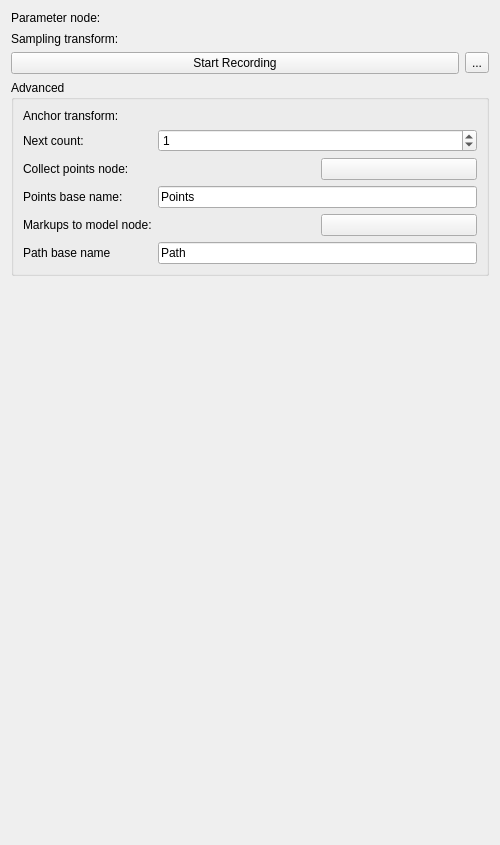
The window that PathReconstruction/Resources/UI/qSlicerPathReconstructionModule.ui (SlicerIGT/SlicerPathReconstruction) describes before a commit, drawn with Qt 5.
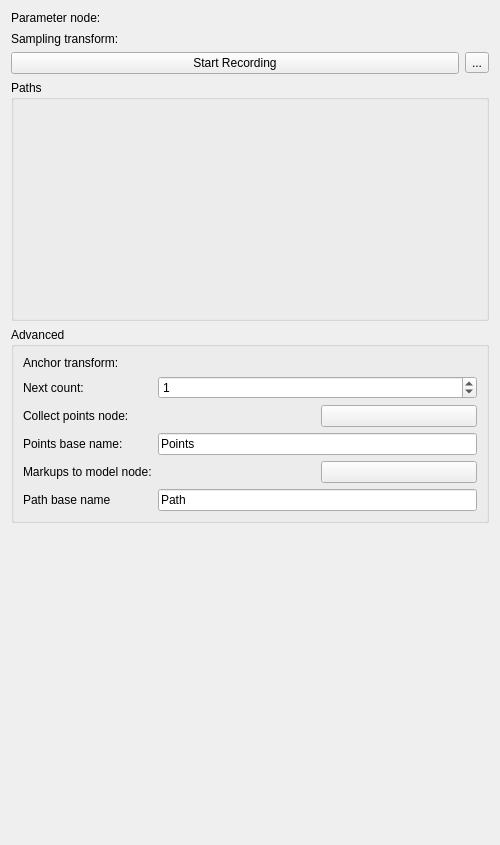
The same window after the commit. Icons and pictures are not drawn. Custom widgets are drawn as their Qt base class.

Commit message: ENH: Add a table to see the paths that have been collected, fixes #1

The edit to the form file:
```diff
--- a/PathReconstruction/Resources/UI/qSlicerPathReconstructionModule.ui
+++ b/PathReconstruction/Resources/UI/qSlicerPathReconstructionModule.ui
@@ -102,6 +102,31 @@
      </item>
     </layout>
    </item>
+   <item>
+    <widget class="ctkCollapsibleGroupBox" name="PathsTableGroupBox">
+     <property name="title">
+      <string>Paths</string>
+     </property>
+     <layout class="QGridLayout" name="gridLayout">
+      <item row="0" column="0">
+       <widget class="qSlicerPathReconstructionTableWidget" name="PathsTableWidget">
+        <property name="minimumSize">
+         <size>
+          <width>0</width>
+          <height>200</height>
+         </size>
+        </property>
+        <property name="maximumSize">
+         <size>
+          <width>16777215</width>
+          <height>200</height>
+         </size>
+        </property>
+       </widget>
+      </item>
+     </layout>
+    </widget>
+   </item>
    <item>
     <widget class="ctkCollapsibleGroupBox" name="AdvancedGroupBox">
      <property name="toolTip">
@@ -326,6 +351,11 @@
    <header>qSlicerWidget.h</header>
    <container>1</container>
   </customwidget>
+  <customwidget>
+   <class>qSlicerPathReconstructionTableWidget</class>
+   <extends>qSlicerWidget</extends>
+   <header>qSlicerPathReconstructionTableWidget.h</header>
+  </customwidget>
   <customwidget>
    <class>ctkCollapsibleGroupBox</class>
    <extends>QGroupBox</extends>
```
The commit also changes 15 other files.
